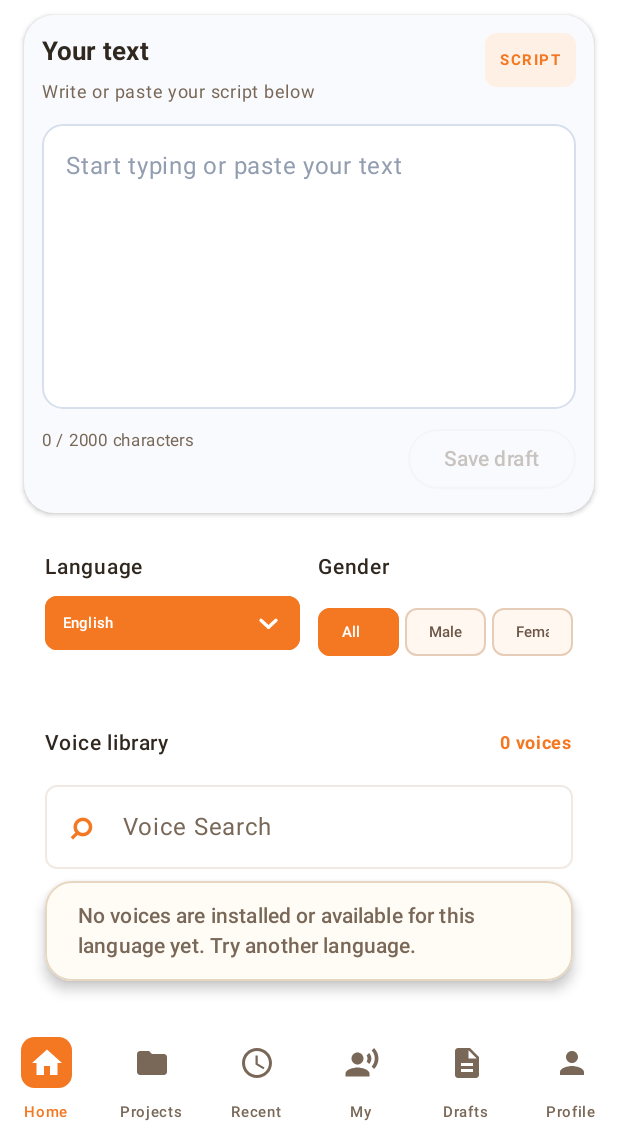
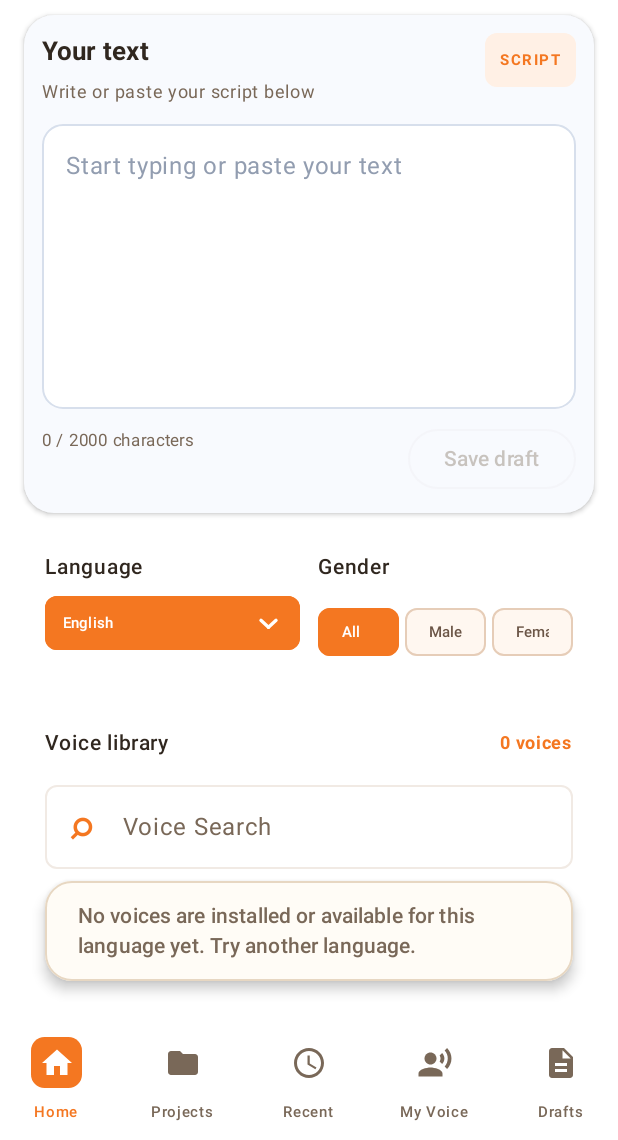
Before and after one commit to Amruth1988/T2S, an Android app built with Jetpack Compose: the screen it shows after launch (MainActivity), after a tap on "‹ Back", on a phone screen of 412 x 824 dp, the part 96-1236 px from its top. Run offline under Robolectric (Android 15) with nearby library versions, the phone set to English and light mode, and no system bars; our stand-ins replace Firebase (no records; nobody signed in at launch, a user with empty details on screens opened directly); pictures from the network do not load.

Commit message:
Remove profile from bottom navigation and rename My Voice

```diff
--- a/app/src/main/java/com/t2sstudio/app/MainActivity.kt
+++ b/app/src/main/java/com/t2sstudio/app/MainActivity.kt
@@ -99,9 +99,8 @@ private val destinations = listOf(
     Destination("Home", Icons.Filled.Home),
     Destination("Projects", Icons.Filled.Folder),
     Destination("Recent", Icons.Filled.AccessTime),
-    Destination("My", Icons.Filled.RecordVoiceOver),
-    Destination("Drafts", Icons.Filled.Description),
-    Destination("Profile", Icons.Filled.Person)
+    Destination("My Voice", Icons.Filled.RecordVoiceOver),
+    Destination("Drafts", Icons.Filled.Description)
 )
 
 @OptIn(ExperimentalMaterial3Api::class)
@@ -363,7 +362,6 @@ private fun T2SApp() {
                     onDelete = { draft -> scriptDrafts.removeAll { it.id == draft.id }; ScriptDraftStore.save(context, scriptDrafts) },
                     onCreateDraft = { selectedDestination = 0 }
                 )
-                5 -> ProfileScreen(onOpenLogin = { showLoginPage = true })
             }
         }
     }
```
